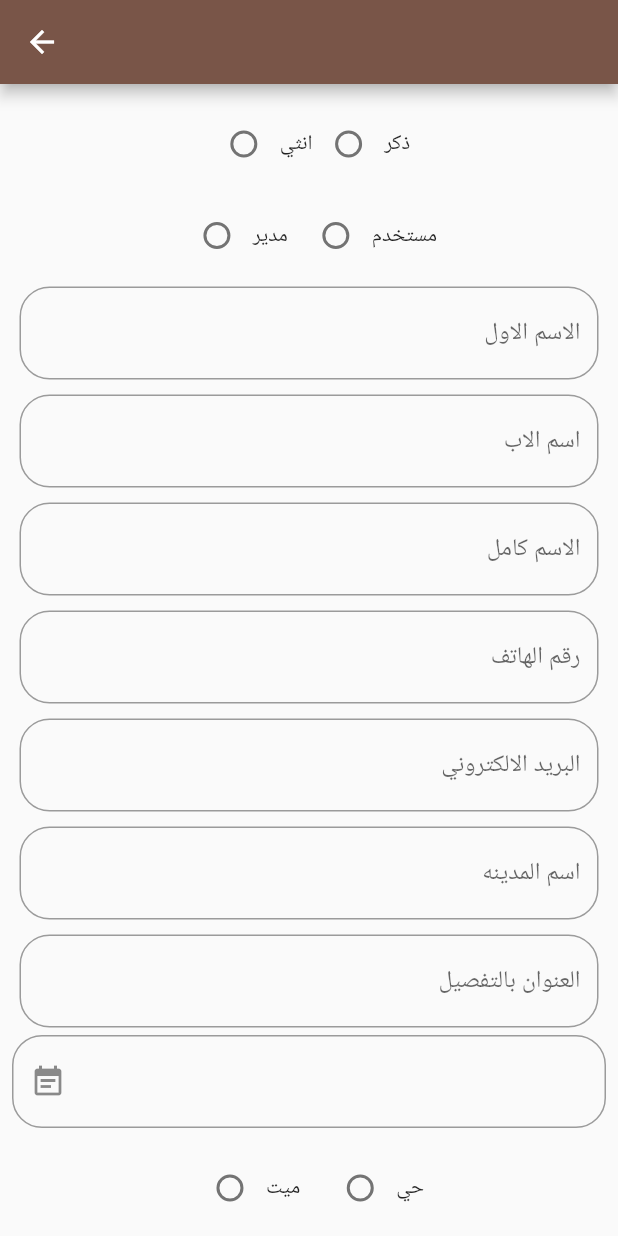
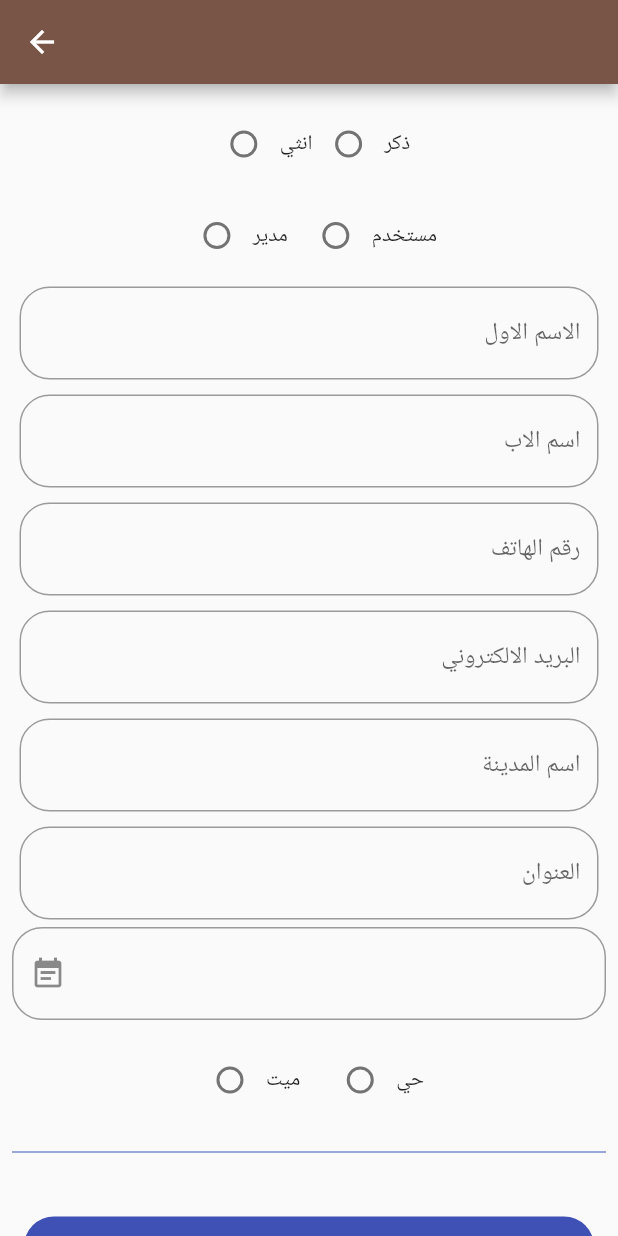
Before and after one commit to mostafamohamed222/FamilyTreeApp, a Flutter app: the Manager screen opened directly, on a phone screen of 412 x 824 dp. Run offline on Flutter 3.47's test engine with Material 2 defaults, Android fonts, the phone set to English and light mode, and no system bars; drawn by our look-alikes of date_field; our stand-ins replace firebase_auth, firebase_core, image_picker; missing offline and left inert: graphview, otp_screen, zoom_widget; accounts and stored records are empty; network calls fail.

Commit message:
improve add method

```diff
--- a/lib/Screen/add.dart
+++ b/lib/Screen/add.dart
@@ -21,7 +21,6 @@
   final _formKey = GlobalKey<FormState>();
   TextEditingController _firstNameTextController = TextEditingController();
   TextEditingController _lastNameTextController = TextEditingController();
-  TextEditingController _fullNameTextController = TextEditingController();
   TextEditingController _numberTextController = TextEditingController();
   TextEditingController _emailTextController = TextEditingController();
   TextEditingController _cityTextController = TextEditingController();
@@ -167,8 +166,39 @@
     }
   }
 
+  filed({
+    String hintText,
+    String validatorMass,
+    TextEditingController cont,
+    TextInputType keyBord = TextInputType.multiline,
+  }) {
+    return Padding(
+      padding: const EdgeInsets.all(5.0),
+      child: TextFormField(
+        textAlign: TextAlign.right,
+        keyboardType: keyBord,
+        maxLines: 1,
+        decoration: InputDecoration(
+          hintText: hintText,
+          border: OutlineInputBorder(borderRadius: BorderRadius.circular(20)),
+        ),
+        validator: (value) {
+          if (value.isEmpty) {
+            return validatorMass;
+          } else {
+            return null;
+          }
+        },
+        controller: cont,
+      ),
+    );
+  }
+
   @override
   Widget build(BuildContext context) {
+    _lastNameTextController.text =
+        Provider.of<MemberContorller>(context).currentModel.name;
+
     return SafeArea(
       child: Scaffold(
         appBar: AppBar(
@@ -229,90 +259,23 @@
                           ],
                         ),
                       ),
-                        Padding(
-                          padding: const EdgeInsets.all(5.0),
-                          child: TextFormField(
-                            textAlign: TextAlign.right,
-                            keyboardType: TextInputType.multiline,
-                            maxLines: 1,
-                            decoration: InputDecoration(
-                              hintText: ' الاسم الاول ',
-                              border: OutlineInputBorder(
-                                  borderRadius: BorderRadius.circular(20)),
+                      filed(
+                        hintText: "الاسم الاول",
+                        validatorMass: "من فضلك ادخل الاسم الاول",
+                        cont: _firstNameTextController,
                       ),
-                            validator: (value) {
-                              if (value.isEmpty) {
-                                return 'من فضلك ادخل الاسم الاول ';
-                              } else {
-                                return null;
-                              }
-                            },
-                            controller: _firstNameTextController,
+                      filed(
+                        hintText: "اسم الاب ",
+                        validatorMass: "من فضلك ادخل  اسم الاب",
+                        cont: _lastNameTextController,
                       ),
+                      filed(
+                        hintText: "رقم الهاتف ",
+                        validatorMass: "من فضلك ادخل   رقم الهاتف",
+                        cont: _numberTextController,
+                        keyBord: TextInputType.number,
                       ),
-                        Padding(
-                          padding: const EdgeInsets.all(5.0),
-                          child: TextFormField(
-                            textAlign: TextAlign.right,
-                            keyboardType: TextInputType.multiline,
-                            maxLines: 1,
-                            decoration: InputDecoration(
-                              hintText: ' اسم الاب ',
-                              border: OutlineInputBorder(
-                                  borderRadius: BorderRadius.circular(20)),
-                            ),
-                            validator: (value) {
-                              if (value.isEmpty) {
-                                return 'من فضلك ادخل اسم الاب ';
-                              } else {
-                                return null;
-                              }
-                            },
-                            controller: _lastNameTextController,
-                          ),
-                        ),
-                        Padding(
-                          padding: const EdgeInsets.all(5.0),
-                          child: TextFormField(
-                            textAlign: TextAlign.right,
-                            keyboardType: TextInputType.multiline,
-                            maxLines: null,
-                            decoration: InputDecoration(
-                              hintText: ' الاسم كامل ',
-                              border: OutlineInputBorder(
-                                  borderRadius: BorderRadius.circular(20)),
-                            ),
-                            validator: (value) {
-                              if (value.isEmpty) {
-                                return 'من فضلك ادخل الاسم كاملا ';
-                              } else {
-                                return null;
-                              }
-                            },
-                            controller: _fullNameTextController,
-                          ),
-                        ),
-                        Padding(
-                          padding: const EdgeInsets.all(5.0),
-                          child: TextFormField(
-                            textAlign: TextAlign.right,
-                            keyboardType: TextInputType.number,
-                            maxLines: null,
-                            decoration: InputDecoration(
-                              hintText: ' رقم الهاتف ',
-                              border: OutlineInputBorder(
-                                  borderRadius: BorderRadius.circular(20)),
-                            ),
-                            validator: (value) {
-                              if (value.isEmpty) {
-                                return 'من فضلك ادخل رقم الهاتف ';
-                              } else {
-                                return null;
-                              }
-                            },
-                            controller: _numberTextController,
-                          ),
-                        ),
+
                       Padding(
                         padding: const EdgeInsets.all(5.0),
                         child: TextFormField(
@@ -340,47 +303,15 @@
                           controller: _emailTextController,
                         ),
                       ),
-                        Padding(
-                          padding: const EdgeInsets.all(5.0),
-                          child: TextFormField(
-                            textAlign: TextAlign.right,
-                            keyboardType: TextInputType.multiline,
-                            maxLines: 1,
-                            decoration: InputDecoration(
-                              hintText: ' اسم المدينه ',
-                              border: OutlineInputBorder(
-                                  borderRadius: BorderRadius.circular(20)),
+                      filed(
+                        hintText: "اسم المدينة",
+                        validatorMass: "من فضلك ادخل اسم المدينة",
+                        cont: _cityTextController,
                       ),
-                            validator: (value) {
-                              if (value.isEmpty) {
-                                return 'من فضلك ادخل المدينه ';
-                              } else {
-                                return null;
-                              }
-                            },
-                            controller: _cityTextController,
-                          ),
-                        ),
-                        Padding(
-                          padding: const EdgeInsets.all(5.0),
-                          child: TextFormField(
-                            textAlign: TextAlign.right,
-                            keyboardType: TextInputType.multiline,
-                            maxLines: 1,
-                            decoration: InputDecoration(
-                              hintText: ' العنوان بالتفصيل ',
-                              border: OutlineInputBorder(
-                                  borderRadius: BorderRadius.circular(20)),
-                            ),
-                            validator: (value) {
-                              if (value.isEmpty) {
-                                return 'من فضلك ادخل  العنوان بالتفصيل ';
-                              } else {
-                                return null;
-                              }
-                            },
-                            controller: _addressTextController,
-                          ),
+                      filed(
+                        hintText: "العنوان",
+                        validatorMass: "من فضلك ادخل العنوان",
+                        cont: _addressTextController,
                       ),
                       DateTimeFormField(
                         decoration: const InputDecoration(
@@ -426,8 +357,7 @@
                         color: Colors.indigo,
                       ),
                       Padding(
-                          padding:
-                              const EdgeInsets.fromLTRB(8.0, 35.0, 8.0, 8.0),
+                        padding: const EdgeInsets.fromLTRB(8.0, 35.0, 8.0, 8.0),
                         child: Material(
                           borderRadius: BorderRadius.circular(20.0),
                           color: Colors.indigo,
@@ -445,11 +375,9 @@
                                   date: birthDate,
                                   email: _emailTextController.text,
                                   firstName: _firstNameTextController.text,
-                                    fullName: _fullNameTextController.text,
                                   lastName: _lastNameTextController.text,
                                   phone: _numberTextController.text,
-                                    parent: Provider.of<MemberContorller>(
-                                            context,
+                                  parent: Provider.of<MemberContorller>(context,
                                           listen: false)
                                       .currentModel
                                       .id,
@@ -487,11 +415,13 @@
                                   AlwaysStoppedAnimation<Color>(Colors.red),
                             ),
                           ),
-                            )),
+                        ),
+                      ),
                     ],
                   ),
                 ),
-                )),
+              ),
+            ),
           ],
         ),
       ),
```
Also changed, not shown: lib/models/memberContorller.dart (+14 -25 lines). Lines whose indentation alone changed are shown as unchanged.
